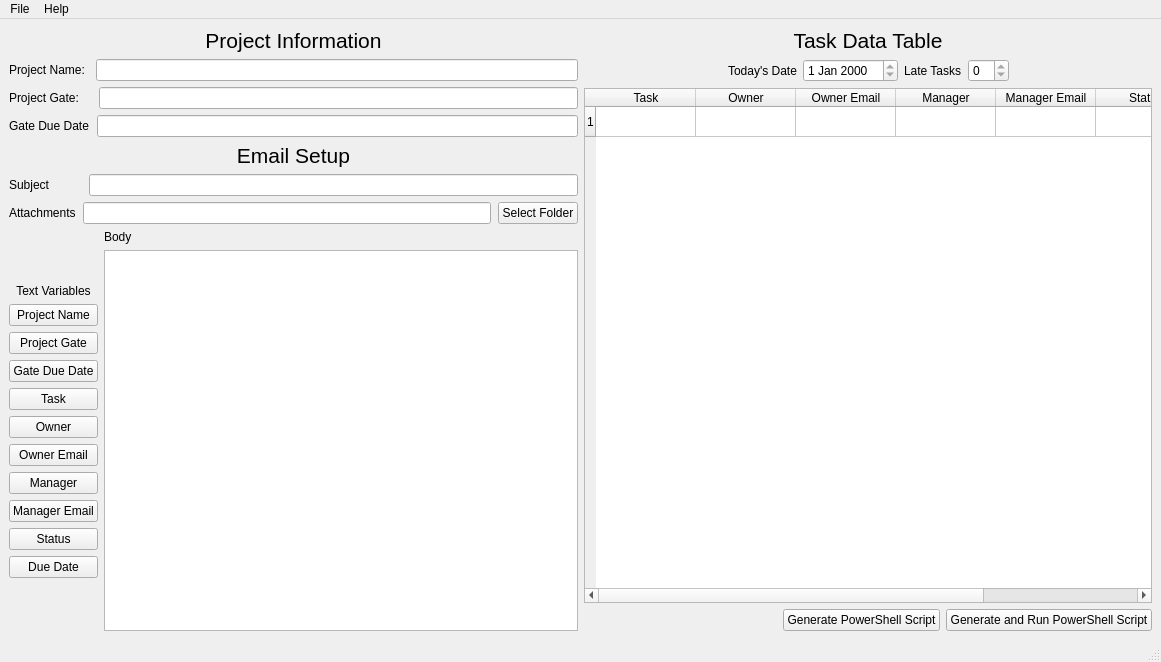
Old version of the form PowerShell-Email-Generator/mainwindow.ui in the repository fjpereny/PowerShell-Email-Generator.
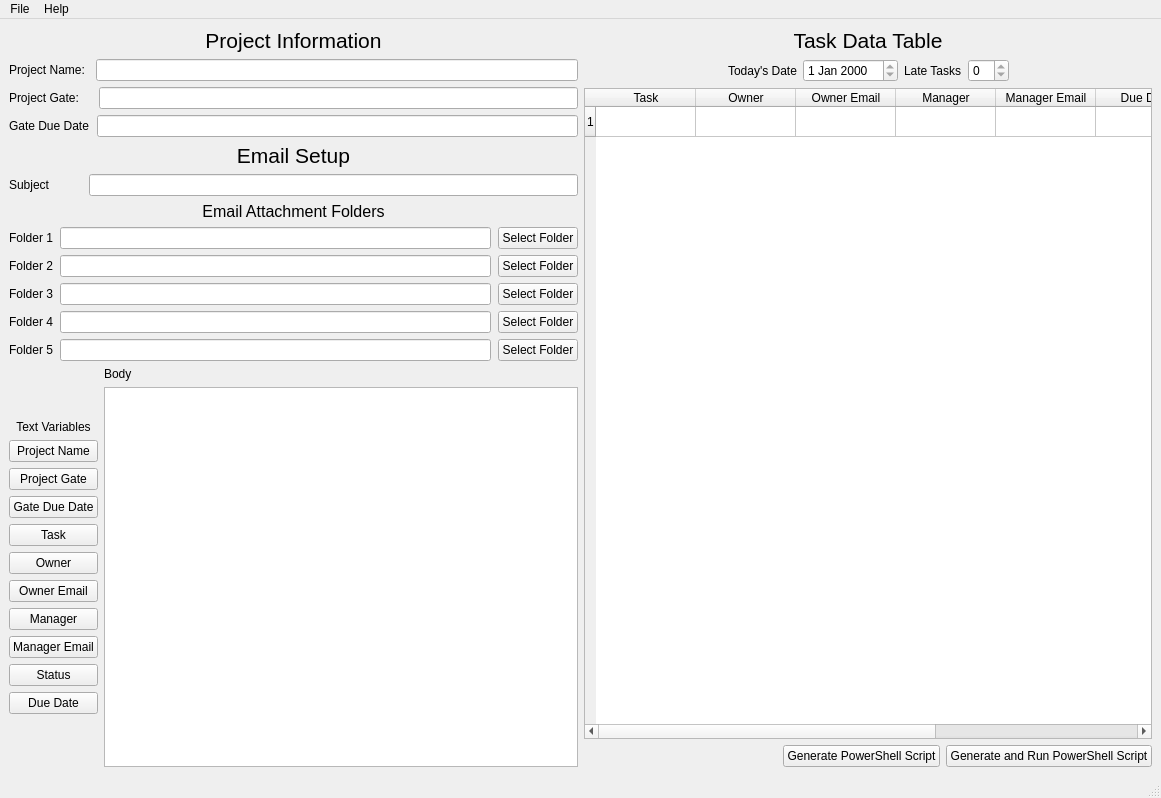
New version of the form.

Commit message: Add new functions and additional attachment folder options.

Patch:
```diff
--- a/PowerShell-Email-Generator/mainwindow.ui
+++ b/PowerShell-Email-Generator/mainwindow.ui
@@ -7,14 +7,14 @@
     <x>0</x>
     <y>0</y>
     <width>1161</width>
-    <height>662</height>
+    <height>798</height>
    </rect>
   </property>
   <property name="windowTitle">
    <string>PowerShell Email Generator</string>
   </property>
   <widget class="QWidget" name="centralwidget">
-   <layout class="QHBoxLayout" name="horizontalLayout_9">
+   <layout class="QHBoxLayout" name="horizontalLayout_13">
     <item>
      <layout class="QVBoxLayout" name="verticalLayout_5">
       <item>
@@ -119,6 +119,21 @@
         </item>
        </layout>
       </item>
+      <item>
+       <widget class="QLabel" name="label_17">
+        <property name="font">
+         <font>
+          <pointsize>12</pointsize>
+         </font>
+        </property>
+        <property name="text">
+         <string>Email Attachment Folders</string>
+        </property>
+        <property name="alignment">
+         <set>Qt::AlignCenter</set>
+        </property>
+       </widget>
+      </item>
       <item>
        <layout class="QHBoxLayout" name="horizontalLayout_8">
         <property name="spacing">
@@ -127,7 +142,7 @@
         <item>
          <widget class="QLabel" name="label">
           <property name="text">
-           <string>Attachments</string>
+           <string>Folder 1</string>
           </property>
          </widget>
         </item>
@@ -135,7 +150,103 @@
          <widget class="QLineEdit" name="attachmentPathLineEdit"/>
         </item>
         <item>
-         <widget class="QPushButton" name="selectFolderButton">
+         <widget class="QPushButton" name="selectFolderButton1">
+          <property name="text">
+           <string>Select Folder</string>
+          </property>
+         </widget>
+        </item>
+       </layout>
+      </item>
+      <item>
+       <layout class="QHBoxLayout" name="horizontalLayout_9">
+        <property name="spacing">
+         <number>7</number>
+        </property>
+        <item>
+         <widget class="QLabel" name="label_12">
+          <property name="text">
+           <string>Folder 2</string>
+          </property>
+         </widget>
+        </item>
+        <item>
+         <widget class="QLineEdit" name="attachment2PathLineEdit"/>
+        </item>
+        <item>
+         <widget class="QPushButton" name="selectFolderButton2">
+          <property name="text">
+           <string>Select Folder</string>
+          </property>
+         </widget>
+        </item>
+       </layout>
+      </item>
+      <item>
+       <layout class="QHBoxLayout" name="horizontalLayout_10">
+        <property name="spacing">
+         <number>7</number>
+        </property>
+        <item>
+         <widget class="QLabel" name="label_14">
+          <property name="text">
+           <string>Folder 3</string>
+          </property>
+         </widget>
+        </item>
+        <item>
+         <widget class="QLineEdit" name="attachment3PathLineEdit"/>
+        </item>
+        <item>
+         <widget class="QPushButton" name="selectFolderButton3">
+          <property name="text">
+           <string>Select Folder</string>
+          </property>
+         </widget>
+        </item>
+       </layout>
+      </item>
+      <item>
+       <layout class="QHBoxLayout" name="horizontalLayout_11">
+        <property name="spacing">
+         <number>7</number>
+        </property>
+        <item>
+         <widget class="QLabel" name="label_15">
+          <property name="text">
+           <string>Folder 4</string>
+          </property>
+         </widget>
+        </item>
+        <item>
+         <widget class="QLineEdit" name="attachment4PathLineEdit"/>
+        </item>
+        <item>
+         <widget class="QPushButton" name="selectFolderButton4">
+          <property name="text">
+           <string>Select Folder</string>
+          </property>
+         </widget>
+        </item>
+       </layout>
+      </item>
+      <item>
+       <layout class="QHBoxLayout" name="horizontalLayout_12">
+        <property name="spacing">
+         <number>7</number>
+        </property>
+        <item>
+         <widget class="QLabel" name="label_16">
+          <property name="text">
+           <string>Folder 5</string>
+          </property>
+         </widget>
+        </item>
+        <item>
+         <widget class="QLineEdit" name="attachment5PathLineEdit"/>
+        </item>
+        <item>
+         <widget class="QPushButton" name="selectFolderButton5">
           <property name="text">
            <string>Select Folder</string>
           </property>
@@ -431,16 +542,21 @@
             <string>Manager Email</string>
            </property>
           </column>
-          <column>
-           <property name="text">
-            <string>Status</string>
-           </property>
-          </column>
           <column>
            <property name="text">
             <string>Due Date</string>
            </property>
           </column>
+          <column>
+           <property name="text">
+            <string>Status</string>
+           </property>
+          </column>
+          <column>
+           <property name="text">
+            <string>Update Day(s)</string>
+           </property>
+          </column>
          </widget>
         </item>
         <item>
```
The commit also changes 55 other files.
